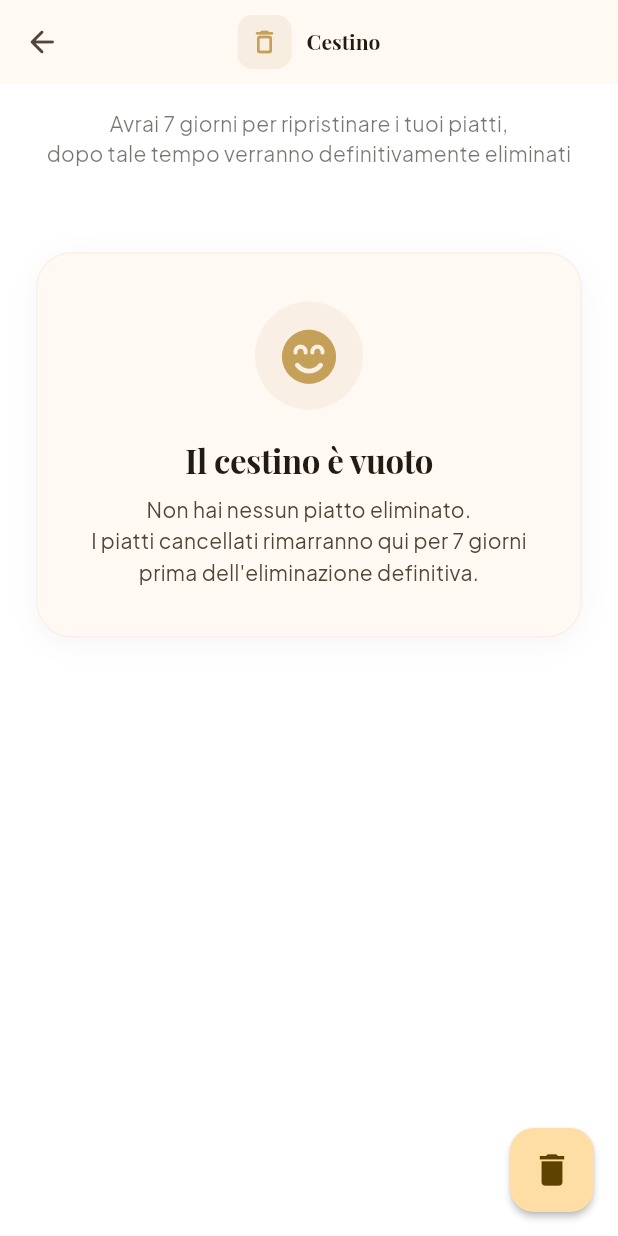
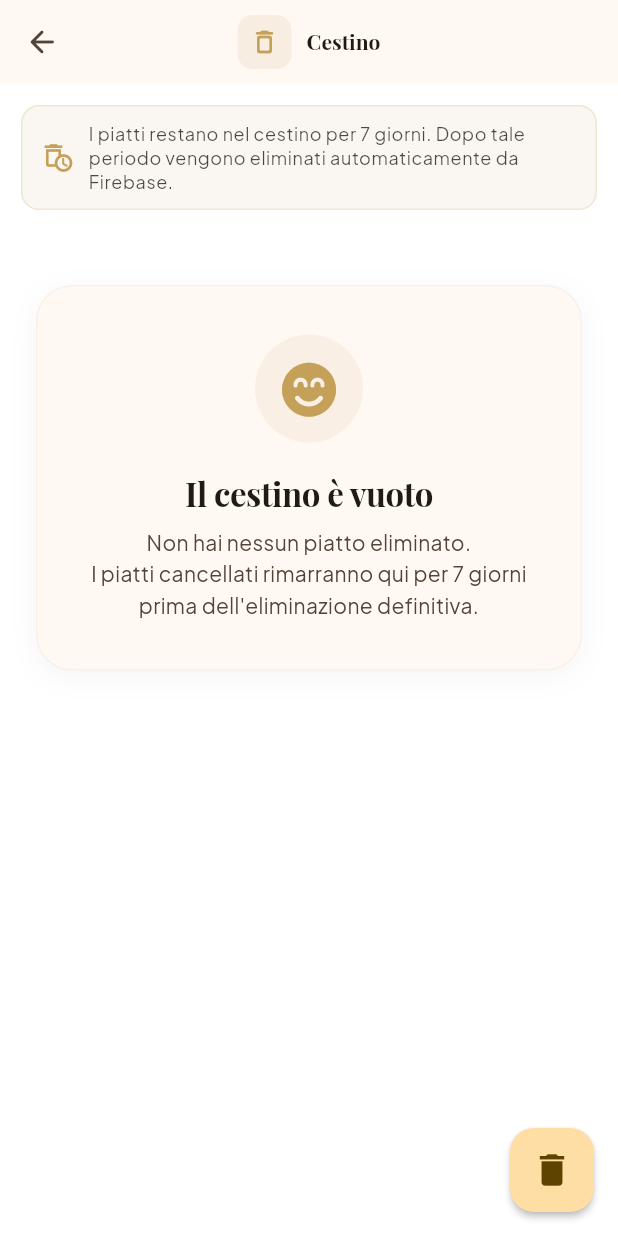
Before and after one commit to SyntaxStudiof/pronto_menu, a Flutter app: the CestinoWidget screen opened by its route, on a phone screen of 412 x 824 dp. Run offline on Flutter 3.47's test engine with Material 3 defaults, Android fonts, the phone set to English and light mode, and no system bars; our stand-ins replace auto_size_text, badges, cached_network_image, cloud_firestore, cloud_functions, dropdown_button2 and 23 more; missing offline and left inert: json_path, mime_type, styled_divider; accounts and stored records are empty; network calls fail; statements that could not run were skipped.

Commit message:
feat: move Cestino to Pro tier and implement automatic deletion after 7 days from Firebase

```diff
--- a/lib/abbonamento/abbonamento_widget.dart
+++ b/lib/abbonamento/abbonamento_widget.dart
@@ -749,6 +749,7 @@ class _AbbonamentoWidgetState extends State<AbbonamentoWidget> {
           _buildCheckItem(theme, 'Categorie e sottocategorie illimitate'),
           _buildCheckItem(theme, 'Allergeni completi & preferenze (Senza glutine, lattosio...)'),
           _buildCheckItem(theme, 'Menù testuale con descrizioni dettagliate, ingredienti e prezzi'),
+          _buildCheckItem(theme, 'Cestino di sicurezza e ripristino piatti entro 7 giorni'),
           _buildCheckItem(theme, 'Zero commissioni sul venduto'),
           _buildCheckItem(theme, 'Supporto base e aggiornamenti inclusi'),
           const SizedBox(height: 20.0),
@@ -1104,7 +1105,6 @@ class _AbbonamentoWidgetState extends State<AbbonamentoWidget> {
           _buildCheckItem(theme, 'Jukebox Digitale per richieste musicali dei clienti'),
           _buildCheckItem(theme, 'Giochi ai tavoli (Tris & Quiz del Gusto multiplayer)'),
           _buildCheckItem(theme, 'Statistiche avanzate e report vendite in tempo reale'),
-          _buildCheckItem(theme, 'Cestino di sicurezza e ripristino immediato piatti'),
           _buildCheckItem(theme, 'Assistenza prioritaria dedicata in-app con ticket diretti'),
           const SizedBox(height: 20.0),
           FFButtonWidget(
--- a/lib/cestino/cestino_widget.dart
+++ b/lib/cestino/cestino_widget.dart
@@ -5,6 +5,7 @@ import '/flutter_flow/flutter_flow_icon_button.dart';
 import '/flutter_flow/flutter_flow_util.dart';
 import '/custom_code/actions/index.dart' as actions;
 import '/services/audit_log_service.dart';
+import '/services/cestino_service.dart';
 import 'package:cached_network_image/cached_network_image.dart';
 import 'package:firebase_storage/firebase_storage.dart';
 import 'package:flutter/material.dart';
@@ -34,7 +35,12 @@ class _CestinoWidgetState extends State<CestinoWidget> {
     super.initState();
     _model = createModel(context, () => CestinoModel());
 
-    WidgetsBinding.instance.addPostFrameCallback((_) => safeSetState(() {}));
+    WidgetsBinding.instance.addPostFrameCallback((_) async {
+      await CestinoService.pulisciPiattiScaduti(
+        ristoranteRef: currentUserReference,
+      );
+      if (mounted) safeSetState(() {});
+    });
   }
 
   @override
@@ -152,12 +158,35 @@ class _CestinoWidgetState extends State<CestinoWidget> {
             mainAxisSize: MainAxisSize.max,
             children: [
               Padding(
-                padding: const EdgeInsetsDirectional.fromSTEB(12.0, 16.0, 12.0, 16.0),
+                padding: const EdgeInsetsDirectional.fromSTEB(14.0, 14.0, 14.0, 10.0),
+                child: Container(
+                  padding: const EdgeInsets.symmetric(horizontal: 14.0, vertical: 10.0),
+                  decoration: BoxDecoration(
+                    color: theme.colorScheme.primary.withValues(alpha: 0.08),
+                    borderRadius: BorderRadius.circular(12.0),
+                    border: Border.all(
+                      color: theme.colorScheme.primary.withValues(alpha: 0.2),
+                      width: 1.0,
+                    ),
+                  ),
+                  child: Row(
+                    children: [
+                      Icon(
+                        Icons.auto_delete_outlined,
+                        color: theme.colorScheme.primary,
+                        size: 20.0,
+                      ),
+                      const SizedBox(width: 10.0),
+                      Expanded(
                         child: Text(
-                  'Avrai 7 giorni per ripristinare i tuoi piatti,\ndopo tale tempo verranno definitivamente eliminati',
-                  textAlign: TextAlign.center,
-                  style: theme.textTheme.bodyMedium?.copyWith(
-                    color: theme.colorScheme.onSurface.withValues(alpha: 0.6),
+                          'I piatti restano nel cestino per 7 giorni. Dopo tale periodo vengono eliminati automaticamente da Firebase.',
+                          style: theme.textTheme.bodySmall?.copyWith(
+                            color: theme.colorScheme.onSurface.withValues(alpha: 0.8),
+                            height: 1.3,
+                          ),
+                        ),
+                      ),
+                    ],
                   ),
                 ),
               ),
@@ -202,6 +231,11 @@ class _CestinoWidgetState extends State<CestinoWidget> {
                     itemBuilder: (context, listViewIndex) {
                       final listViewPiattiRecord =
                           listViewPiattiRecordList[listViewIndex];
+                      final giorniRimanenti = CestinoService.calcolaGiorniRimanenti(
+                        listViewPiattiRecord.dataCestinamento,
+                      );
+                      final isUrgent = giorniRimanenti <= 1;
+
                       return Padding(
                         padding: const EdgeInsetsDirectional.fromSTEB(
                             10.0, 6.0, 10.0, 6.0),
@@ -268,6 +302,8 @@ class _CestinoWidgetState extends State<CestinoWidget> {
                                         ),
                                       ),
                                       const SizedBox(height: 4.0),
+                                      Row(
+                                        children: [
                                           Text(
                                             formatNumber(
                                               listViewPiattiRecord.prezzo,
@@ -279,6 +315,47 @@ class _CestinoWidgetState extends State<CestinoWidget> {
                                             style: theme.textTheme.bodyMedium?.copyWith(
                                               fontWeight: FontWeight.w600,
                                             ),
+                                          ),
+                                          const SizedBox(width: 8.0),
+                                          Container(
+                                            padding: const EdgeInsets.symmetric(
+                                                horizontal: 6.0, vertical: 2.0),
+                                            decoration: BoxDecoration(
+                                              color: isUrgent
+                                                  ? const Color(0xFFEF4444)
+                                                      .withValues(alpha: 0.12)
+                                                  : const Color(0xFFD97706)
+                                                      .withValues(alpha: 0.12),
+                                              borderRadius:
+                                                  BorderRadius.circular(6.0),
+                                            ),
+                                            child: Row(
+                                              mainAxisSize: MainAxisSize.min,
+                                              children: [
+                                                Icon(
+                                                  Icons.timer_outlined,
+                                                  size: 11.0,
+                                                  color: isUrgent
+                                                      ? const Color(0xFFEF4444)
+                                                      : const Color(0xFFD97706),
+                                                ),
+                                                const SizedBox(width: 3.0),
+                                                Text(
+                                                  isUrgent
+                                                      ? 'Scade oggi'
+                                                      : '$giorniRimanenti gg rimasti',
+                                                  style: TextStyle(
+                                                    fontSize: 10.5,
+                                                    fontWeight: FontWeight.bold,
+                                                    color: isUrgent
+                                                        ? const Color(0xFFEF4444)
+                                                        : const Color(0xFFD97706),
+                                                  ),
+                                                ),
+                                              ],
+                                            ),
+                                          ),
+                                        ],
                                       ),
                                     ],
                                   ),
--- a/lib/home_ristoratore/home_ristoratore_widget.dart
+++ b/lib/home_ristoratore/home_ristoratore_widget.dart
@@ -6,6 +6,7 @@ import '/components/nav_bar_dinamica_widget.dart';
 import '/flutter_flow/flutter_flow_util.dart';
 import '/flutter_flow/flutter_flow_widgets.dart';
 import '/flutter_flow/custom_functions.dart' as functions;
+import '/services/cestino_service.dart';
 import '/index.dart';
 import 'package:flutter/material.dart';
 import 'package:flutter/scheduler.dart';
@@ -46,6 +47,10 @@ class _HomeRistoratoreWidgetState extends State<HomeRistoratoreWidget> {
           false) {
         context.pushNamed(AbbonamentoWidget.routeName);
       }
+      // Pulizia automatica dei piatti cestinati scaduti (> 7 giorni)
+      await CestinoService.pulisciPiattiScaduti(
+        ristoranteRef: currentUserReference,
+      );
     });
 
     WidgetsBinding.instance.addPostFrameCallback((_) => safeSetState(() {}));
--- /dev/null
+++ b/lib/services/cestino_service.dart
@@ -0,0 +1,98 @@
+import 'package:cloud_firestore/cloud_firestore.dart';
+import 'package:firebase_storage/firebase_storage.dart';
+import 'package:flutter/foundation.dart';
+import '/services/audit_log_service.dart';
+
+class CestinoService {
+  /// Controlla ed elimina definitivamente da Firebase Firestore e Firebase Storage
+  /// tutti i piatti nel cestino che hanno superato i 7 giorni.
+  static Future<int> pulisciPiattiScaduti({DocumentReference? ristoranteRef}) async {
+    try {
+      final now = DateTime.now();
+      Query query = FirebaseFirestore.instance
+          .collection('Piatti')
+          .where('isCestinato', isEqualTo: true);
+
+      if (ristoranteRef != null) {
+        query = query.where('proprietario', isEqualTo: ristoranteRef);
+      }
+
+      final snapshot = await query.get();
+      int eliminatiCount = 0;
+
+      for (final doc in snapshot.docs) {
+        final data = doc.data() as Map<String, dynamic>?;
+        if (data == null) continue;
+
+        DateTime? deadline;
+        if (data['dataCestinamento'] is Timestamp) {
+          deadline = (data['dataCestinamento'] as Timestamp).toDate();
+        } else if (data['dataCestinamento'] is DateTime) {
+          deadline = data['dataCestinamento'] as DateTime;
+        }
+
+        // Se non ha dataCestinamento, impostiamo la scadenza a 7 giorni da adesso per sicurezza
+        if (deadline == null) {
+          final nuovaScadenza = now.add(const Duration(days: 7));
+          await doc.reference.update({
+            'dataCestinamento': nuovaScadenza,
+          });
+          continue;
+        }
+
+        // Verifica se la data di scadenza (7 giorni dal cestinamento) è stata superata
+        bool isScaduto = now.isAfter(deadline);
+
+        if (isScaduto) {
+          final nomePiatto = (data['Nome'] as String? ?? data['nome'] as String? ?? 'Piatto').trim();
+          final foto = (data['Foto'] as String? ?? data['foto'] as String? ?? '').trim();
+
+          // 1. Elimina la foto dallo storage di Firebase
+          if (foto.isNotEmpty) {
+            try {
+              await FirebaseStorage.instance.refFromURL(foto).delete();
+            } catch (e) {
+              debugPrint('Nota: foto $foto già eliminata o non trovata in Storage: $e');
+            }
+          }
+
+          // 2. Elimina il documento definitivo da Firestore
+          await doc.reference.delete();
+          eliminatiCount++;
+
+          // 3. Registra l'azione automatica nell'audit log
+          try {
+            await AuditLogService.logAction(
+              ristoranteRef: ristoranteRef,
+              azione: "Eliminazione automatica piatto scaduto dal cestino",
+              dettagli: "Il piatto '$nomePiatto' è rimasto nel cestino per oltre 7 giorni ed è stato eliminato definitivamente da Firebase.",
+              tipoAzione: 'eliminazione_automatica',
+              tipoEntita: 'piatto',
+            );
+          } catch (_) {}
+        }
+      }
+
+      if (eliminatiCount > 0) {
+        debugPrint('CestinoService: eliminati definitivamente $eliminatiCount piatti scaduti da Firebase.');
+      }
+      return eliminatiCount;
+    } catch (e) {
+      debugPrint('Errore durante la pulizia automatica dei piatti cestinati: $e');
+      return 0;
+    }
+  }
+
+  /// Calcola quanti giorni rimangono prima dell'eliminazione automatica definitiva.
+  static int calcolaGiorniRimanenti(DateTime? dataCestinamento) {
+    if (dataCestinamento == null) return 7;
+    final now = DateTime.now();
+    final difference = dataCestinamento.difference(now);
+    if (difference.isNegative) return 0;
+
+    // Se rimangono ore ma meno di 24, considera 1 giorno
+    final giorni = difference.inDays;
+    final oreResidue = difference.inHours % 24;
+    return giorni + (oreResidue > 0 ? 1 : 0);
+  }
+}
```
Also changed, not shown: lib/components/menu_profilo_widget.dart (+13 -12 lines), lib/pagina_abbonamento/pagina_abbonamento_widget.dart (+4 -4 lines), 1 other file. Lines whose indentation alone changed are shown as unchanged.
